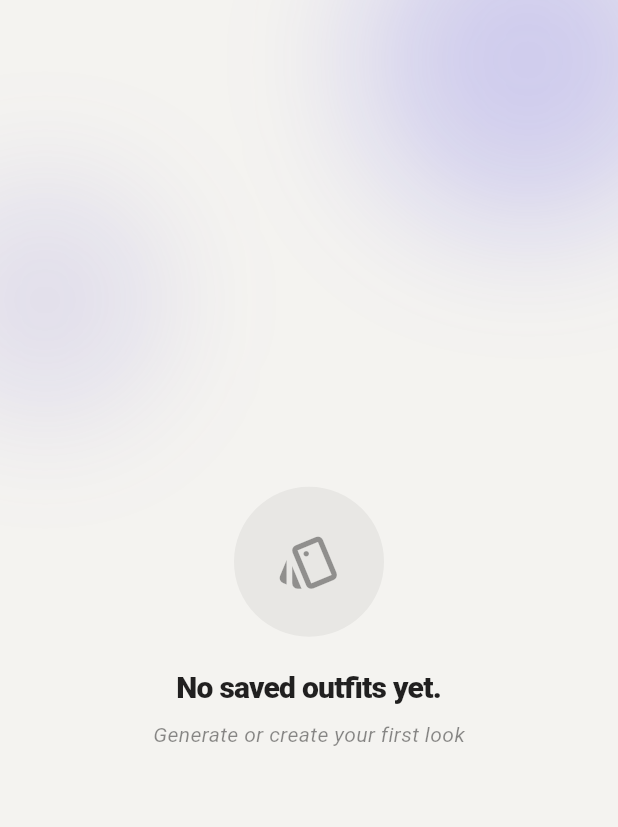
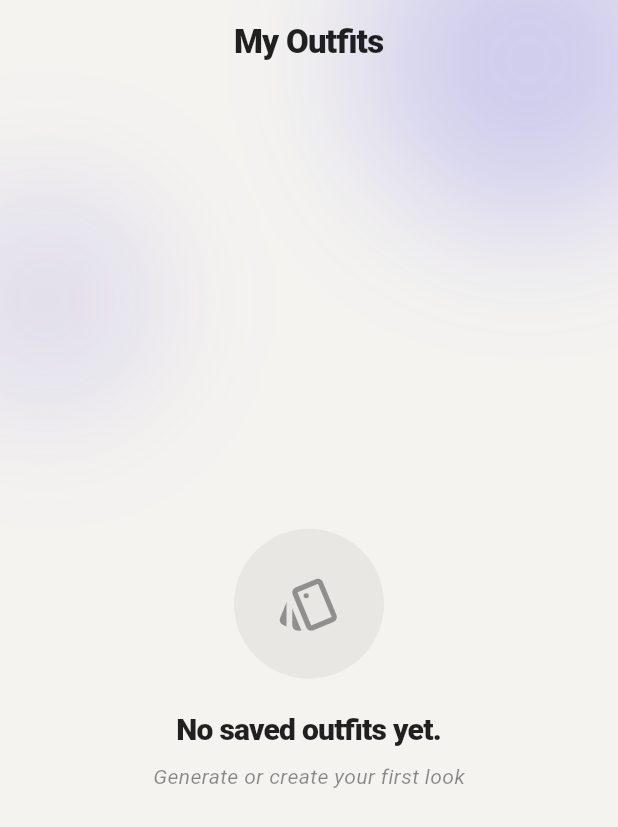
Before and after one commit to Marcu21/wardrobe-master-ai, a Flutter app: the LookbookScreen screen opened directly, on a phone screen of 412 x 824 dp. Shown: the top 827 px of the screen. Run offline on Flutter 3.47's test engine with Material 3 defaults, Android fonts, the phone set to English and light mode, and no system bars; our stand-ins replace cached_network_image, cloud_firestore, firebase_auth, firebase_core, firebase_storage, flutter_dotenv and 7 more; accounts and stored records are empty; generated files the repository leaves out were written again.

Commit message:
feat(lookbook): add persistent header to empty and loading states

```diff
--- a/mobile_app/lib/screens/lookbook/lookbook_screen.dart
+++ b/mobile_app/lib/screens/lookbook/lookbook_screen.dart
@@ -55,6 +55,24 @@ class LookbookScreen extends StatelessWidget {
             ),
           ),
           SafeArea(
+            child: Column(
+              children: [
+                SizedBox(
+                  height: 56,
+                  child: Center(
+                    child: Builder(
+                      builder: (context) => Text(
+                        'My Outfits',
+                        style: Theme.of(context).textTheme.titleLarge?.copyWith(
+                          fontWeight: FontWeight.w900,
+                          color: Colors.black87,
+                          letterSpacing: -0.5,
+                        ),
+                      ),
+                    ),
+                  ),
+                ),
+                Expanded(
                   child: StreamBuilder<QuerySnapshot>(
                     stream: FirebaseFirestore.instance
                         .collection('outfits')
@@ -174,21 +192,6 @@ class LookbookScreen extends StatelessWidget {
                 return CustomScrollView(
                   physics: const BouncingScrollPhysics(),
                   slivers: [
-                    const SliverAppBar(
-                      pinned: false,
-                      floating: false,
-                      backgroundColor: Colors.transparent,
-                      elevation: 0,
-                      centerTitle: true,
-                      title: Text(
-                        'My Outfits',
-                        style: TextStyle(
-                          fontWeight: FontWeight.w900,
-                          color: Colors.black87,
-                          letterSpacing: -0.5,
-                        ),
-                      ),
-                    ),
                     SliverPadding(
                       padding: const EdgeInsets.fromLTRB(16, 8, 16, 140),
                       sliver: SliverGrid(
@@ -220,6 +223,9 @@ class LookbookScreen extends StatelessWidget {
                 ),
               ],
             ),
+          ),
+        ],
+      ),
     );
   }
 }
```
Lines whose indentation alone changed are shown as unchanged.
